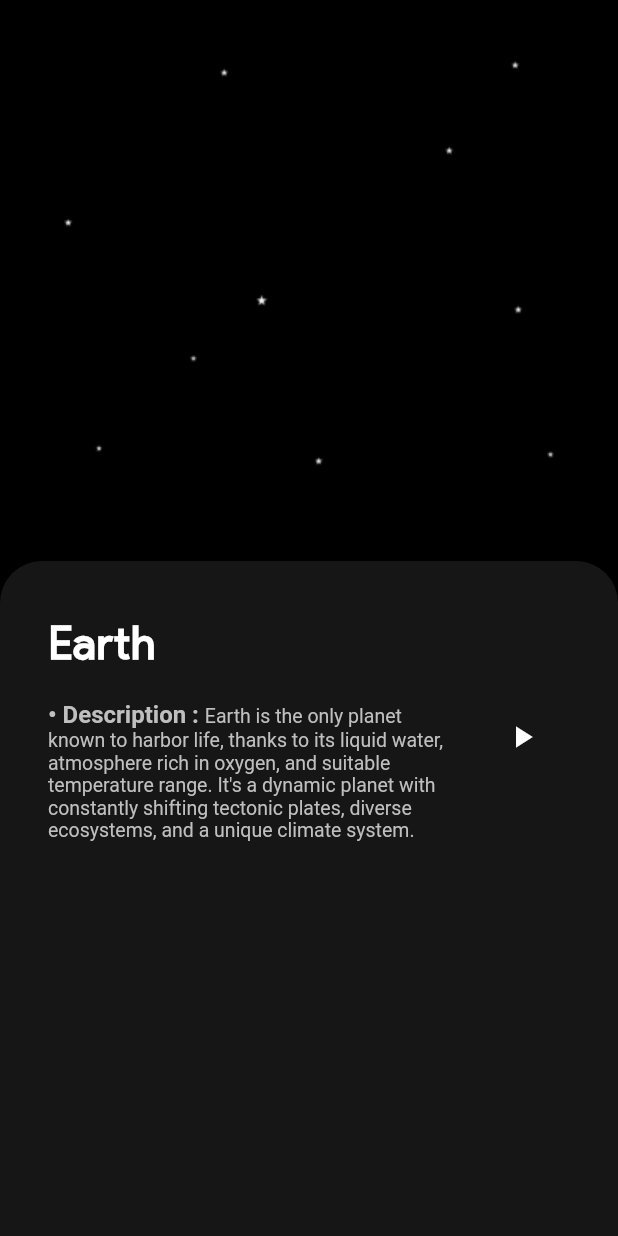
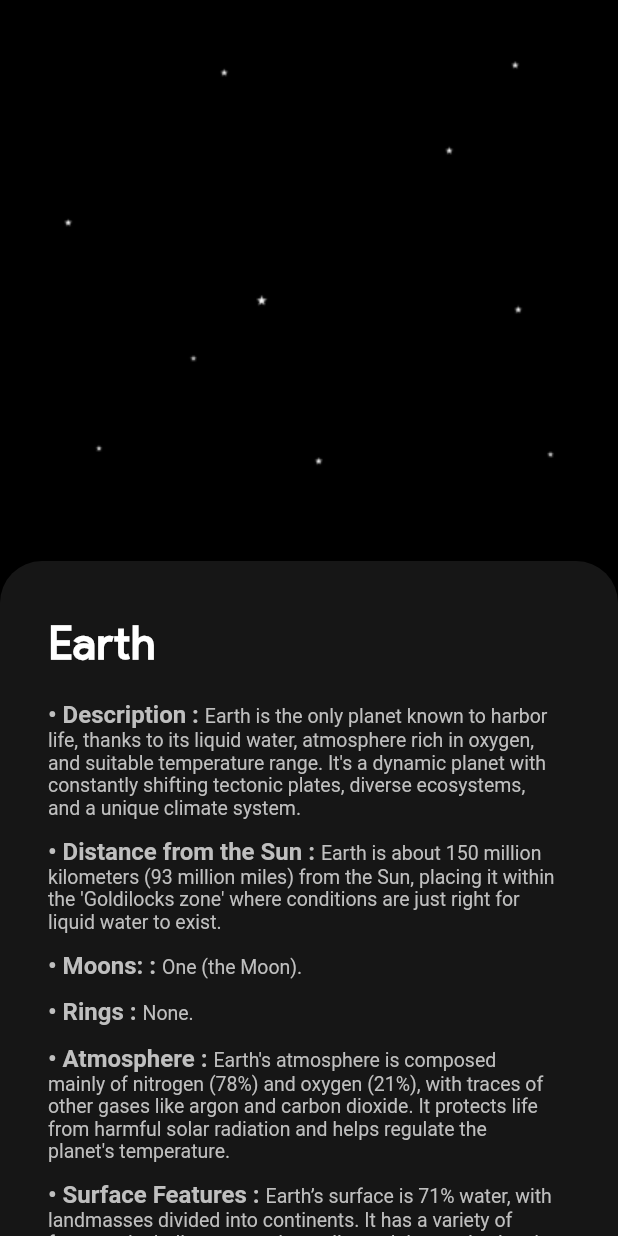
Before and after one commit to abdelazizh17/nasa-app, a Flutter app: the PlanetsInformationView screen opened by its route, on a phone screen of 412 x 824 dp. Run offline on Flutter 3.47's test engine with Material 3 defaults, Android fonts, the light colour scheme and no system bars; our stand-ins replace carousel_slider.

Commit message:
done bottom sheet

```diff
--- a/lib/widgets/custom_bottom_sheet.dart
+++ b/lib/widgets/custom_bottom_sheet.dart
@@ -19,10 +19,10 @@ class CustomBottomSheet extends StatelessWidget {
             ),
             color: Color(0xff161616),
           ),
-          child: SingleChildScrollView(
+          child: const SingleChildScrollView(
             scrollDirection: Axis.vertical,
             child: Padding(
-              padding: const EdgeInsets.symmetric(
+              padding: EdgeInsets.symmetric(
                 horizontal: 16,
                 vertical: 24,
               ),
@@ -30,7 +30,7 @@ class CustomBottomSheet extends StatelessWidget {
                 crossAxisAlignment: CrossAxisAlignment.start,
                 children: [
                   ListTile(
-                    title: const Text(
+                    title: Text(
                       'Earth',
                       style: TextStyle(
                           fontWeight: FontWeight.bold,
@@ -39,14 +39,6 @@ class CustomBottomSheet extends StatelessWidget {
                           ),
                     ),
                     subtitle: PlanetInformation(),
-                    trailing: IconButton(
-                      onPressed: () {},
-                      icon: const Icon(
-                        Icons.play_arrow,
-                        color: Colors.white,
-                        size: 24,
-                      ),
-                    ),
                   ),
                 ],
               ),
@@ -57,3 +49,13 @@ class CustomBottomSheet extends StatelessWidget {
     );
   }
 }
+
+
+// trailing: IconButton(
+//                       onPressed: () {},
+//                       icon: const Icon(
+//                         Icons.play_arrow,
+//                         color: Colors.white,
+//                         size: 24,
+//                       ),
+//                     ),
--- a/lib/widgets/planet_information.dart
+++ b/lib/widgets/planet_information.dart
@@ -5,34 +5,87 @@ class PlanetInformation extends StatelessWidget {
 
   @override
   Widget build(BuildContext context) {
-    return Padding(
-      padding: const EdgeInsets.only(
+    return const Padding(
+      padding: EdgeInsets.only(
         top: 16,
         bottom: 16,
       ),
       child: Column(
         crossAxisAlignment: CrossAxisAlignment.start,
         children: [
-          RichText(
-            text: const TextSpan(
+          CustomRichText(
+            title: '• Description : ',
+            subtitle:
+                "Earth is the only planet known to harbor life, thanks to its liquid water, atmosphere rich in oxygen, and suitable temperature range. It's a dynamic planet with constantly shifting tectonic plates, diverse ecosystems, and a unique climate system.",
+          ),
+          SizedBox(
+            height: 12,
+          ),
+          CustomRichText(
+            title: '• Distance from the Sun : ',
+            subtitle:
+                "Earth is about 150 million kilometers (93 million miles) from the Sun, placing it within the 'Goldilocks zone' where conditions are just right for liquid water to exist.",
+          ),
+          SizedBox(
+            height: 12,
+          ),
+          CustomRichText(
+            title: '• Moons: : ',
+            subtitle: "One (the Moon).",
+          ),
+          SizedBox(
+            height: 12,
+          ),
+          CustomRichText(
+            title: '• Rings : ',
+            subtitle: "None.",
+          ),
+          SizedBox(
+            height: 12,
+          ),
+          CustomRichText(
+            title: '• Atmosphere : ',
+            subtitle:
+                "Earth's atmosphere is composed mainly of nitrogen (78%) and oxygen (21%), with traces of other gases like argon and carbon dioxide. It protects life from harmful solar radiation and helps regulate the planet's temperature.",
+          ),
+          SizedBox(
+            height: 12,
+          ),
+          CustomRichText(
+            title: '• Surface Features : ',
+            subtitle:
+                "Earth’s surface is 71% water, with landmasses divided into continents. It has a variety of features, including mountains, valleys, plains, and volcanic activity.",
+          ),
+        ],
+      ),
+    );
+  }
+}
+
+class CustomRichText extends StatelessWidget {
+  const CustomRichText({
+    super.key,
+    required this.title,
+    required this.subtitle,
+  });
+  final String title, subtitle;
+  @override
+  Widget build(BuildContext context) {
+    return RichText(
+      text: TextSpan(
         children: [
           TextSpan(
-                  text: '• Description : ',
-                  style: TextStyle(
+            text: title,
+            style: const TextStyle(
                 fontWeight: FontWeight.bold,
                 color: Color(0xffBFBFBF),
                 fontSize: 16 // Color for "News"
                 ),
           ),
           TextSpan(
-                  text:
-                      "Earth is the only planet known to harbor life, thanks to its liquid water, atmosphere rich in oxygen, and suitable temperature range. It's a dynamic planet with constantly shifting tectonic plates, diverse ecosystems, and a unique climate system.",
-                  style: TextStyle(
-                      color: Color(0xffBFBFBF),
-                      fontSize: 13 // Color for "Cloud"
-                      ),
-                ),
-              ],
+            text: subtitle,
+            style: const TextStyle(
+                color: Color(0xffBFBFBF), fontSize: 13 // Color for "Cloud"
                 ),
           ),
         ],
```
Lines whose indentation alone changed are shown as unchanged.
